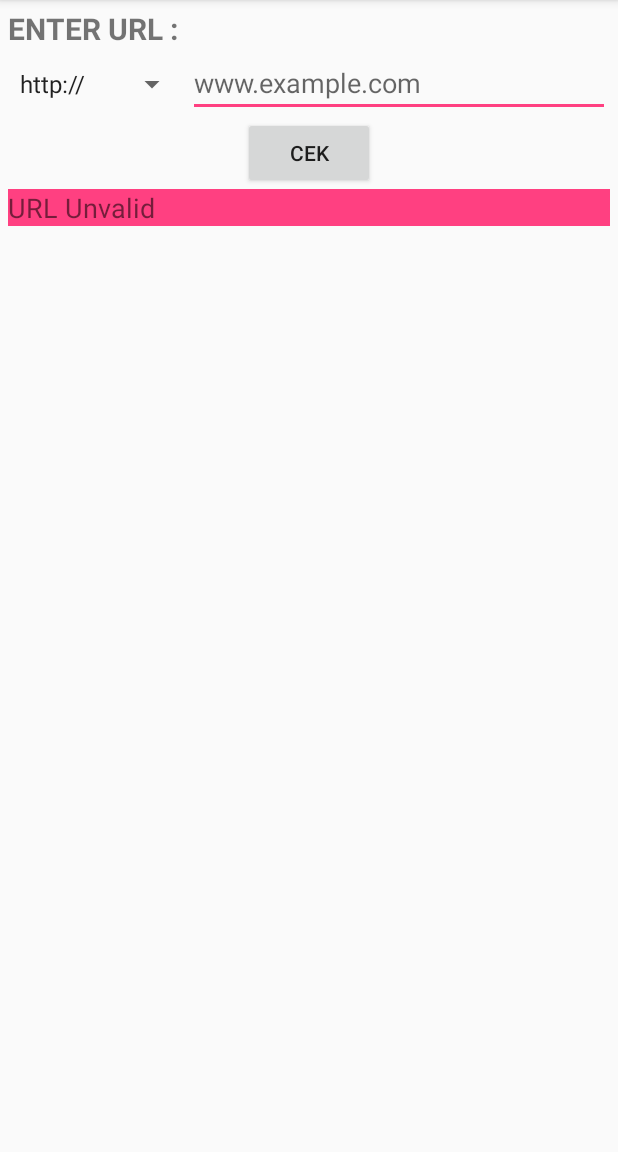
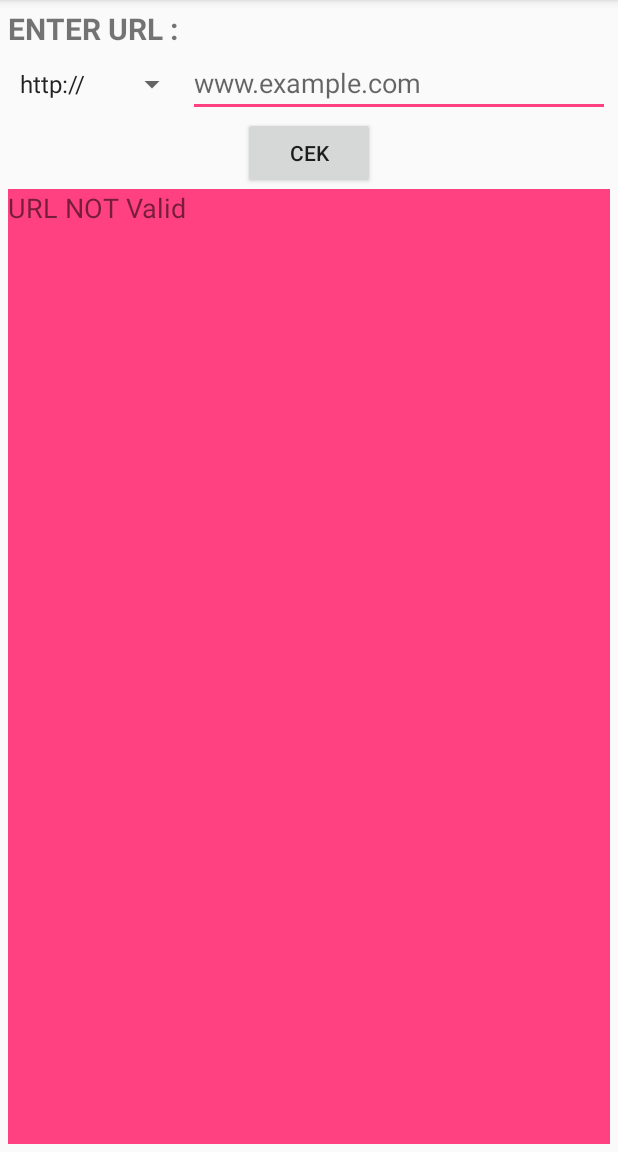
Before and after one commit to adityawid/GetWebPageSourceCode, an Android app: the screen it shows after launch (MainActivity), after a tap on "CEK", on a phone screen of 412 x 824 dp, the part 84-1236 px from its top. Run offline under Robolectric (Android 15) with nearby library versions, the phone set to English and light mode, and no system bars.

Commit message:
change Icon

```diff
--- a/app/src/main/AndroidManifest.xml
+++ b/app/src/main/AndroidManifest.xml
@@ -7,7 +7,7 @@
         android:allowBackup="true"
         android:icon="@mipmap/ic_launcher"
         android:label="@string/app_name"
-        android:roundIcon="@mipmap/ic_launcher_round"
+        android:roundIcon="@mipmap/ic_launcher"
         android:supportsRtl="true"
         android:theme="@style/AppTheme">
         <activity android:name=".MainActivity">
--- a/app/src/main/java/com/devjurnal/getwebpagesourcecode/MainActivity.java
+++ b/app/src/main/java/com/devjurnal/getwebpagesourcecode/MainActivity.java
@@ -54,7 +54,7 @@ public class MainActivity extends AppCompatActivity {
                 CT.execute(URL);
             } else
             {
-                tvOutput.setText("URL Unvalid");
+                tvOutput.setText("URL NOT Valid");
             }
 
         } else
--- a/app/src/main/res/layout/activity_main.xml
+++ b/app/src/main/res/layout/activity_main.xml
@@ -44,11 +44,11 @@
 
     <LinearLayout
         android:layout_width="match_parent"
-        android:layout_height="match_parent">
+        android:layout_height="match_parent"
+        android:background="@color/colorAccent">
         <ScrollView
             android:layout_width="match_parent"
-            android:layout_height="wrap_content"
-            android:background="@color/colorAccent">
+            android:layout_height="wrap_content">
             <LinearLayout
                 android:layout_width="match_parent"
                 android:layout_height="wrap_content"
```
Also changed, not shown: app/src/main/res/mipmap-hdpi/ic_launcher.png, app/src/main/res/mipmap-mdpi/ic_launcher.png, app/src/main/res/mipmap-xhdpi/ic_launcher.png, app/src/main/res/mipmap-xxhdpi/ic_launcher.png, app/src/main/res/mipmap-xxxhdpi/ic_launcher.png.
